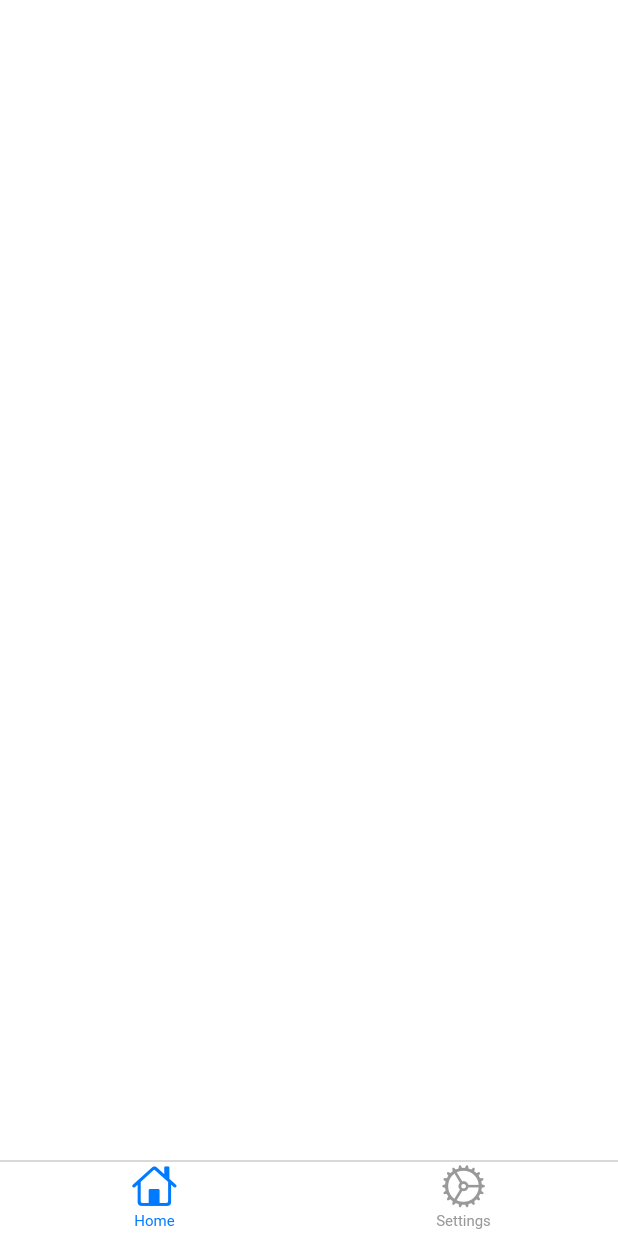
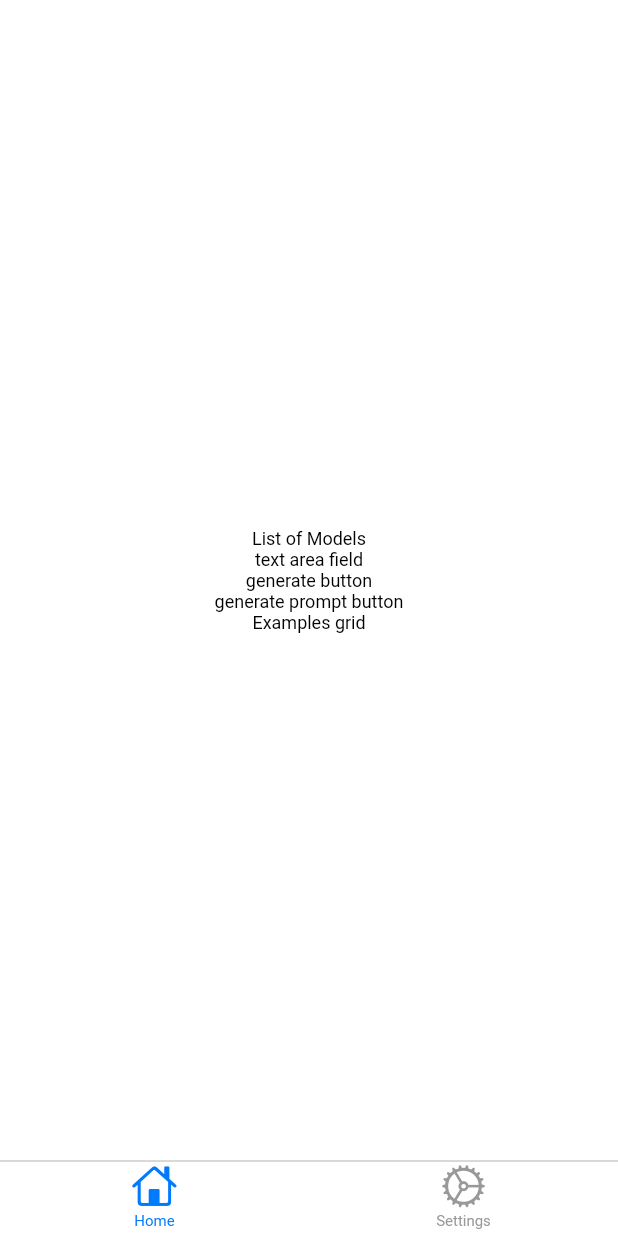
Before and after one commit to sotekllc/ai-dreams, a Flutter app: the screen it shows after launch, on a phone screen of 412 x 824 dp. Run offline on Flutter 3.47's test engine with Material 3 defaults, Android fonts, the light colour scheme and no system bars; our stand-ins replace flutter_dotenv, localstorage.

Commit message:
Placeholder UI elements.

```diff
--- a/lib/generation/screen.dart
+++ b/lib/generation/screen.dart
@@ -1,4 +1,7 @@
 import 'package:flutter/cupertino.dart';
+import 'package:provider/provider.dart';
+
+import 'package:ai_dreams/theme_provider.dart';
 
 class GenerationScreen extends StatefulWidget {
   const GenerationScreen({Key? key}) : super(key: key);
@@ -8,10 +11,14 @@ class GenerationScreen extends StatefulWidget {
 }
 
 class _GenerationScreenState extends State<GenerationScreen> {
+  final _formKey = GlobalKey<FormState>();
+
   @override
   Widget build(BuildContext context) {
+    final themeProvider = Provider.of<ThemeProvider>(context);
+
     return CupertinoPageScaffold(
-      backgroundColor: CupertinoColors.white,
+      backgroundColor: themeProvider.theme.scaffoldBackgroundColor,
       child: CupertinoScrollbar(
         thickness: 6.0,
         thicknessWhileDragging: 10.0,
@@ -30,10 +37,41 @@ class _GenerationScreenState extends State<GenerationScreen> {
                   mainAxisAlignment: MainAxisAlignment.center,
                   children: <Widget>[
                     // Top Bar ^ on scaffold
+                    Text('List of Models'),
 
                     // Form: text-to-image predictions w/ buttons
+                    Form(
+                      key: _formKey,
+                      child: Center(
+                        child: Column(
+                          children: [
+                            Text('text area field'),
+                            Text('generate button'),
+                            Text('generate prompt button'),
+                          ],
+                        ),
+                      ),
+                    ),
 
                     // Examples list (grid, squares, ~6 examples that use an actual model)
+                    Text('Examples grid'),
+
+                    // GridView.count(
+                    //   crossAxisCount: 2, // Number of columns
+                    //   crossAxisSpacing: 8,
+                    //   mainAxisSpacing: 8,
+                    //   padding: const EdgeInsets.all(8),
+                    //   children: List.generate(6, (index) {
+                    //     return Container(
+                    //       alignment: Alignment.center,
+                    //       decoration: BoxDecoration(
+                    //         color: Colors.blueAccent,
+                    //         borderRadius: BorderRadius.circular(8),
+                    //       ),
+                    //       child: Text('Item $index', style: TextStyle(color: Colors.white)),
+                    //     );
+                    //   }),
+                    // ),
                   ],
                 ),
               ),
```
Also changed, not shown: lib/user/settings_page.dart (deleted, +0 -33 lines), lib/user/settings_screen.dart (+18 -4 lines).
